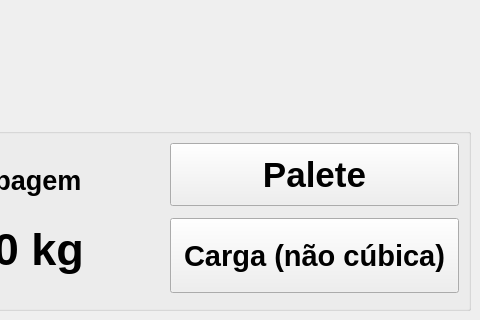
Rodrigojohann/cubagem-2cameras, file src/pclviewer.ui: the form before one commit; both pictures show x 440 to 920 and y 367 to 687 of the 920 by 687 pixel window.
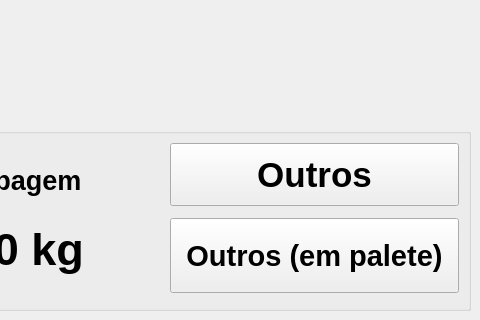
The form after the commit. Custom widgets are drawn as their Qt base class.

Commit message: new buttons names

The edit to the form file:
```diff
--- a/src/pclviewer.ui
+++ b/src/pclviewer.ui
@@ -103,7 +103,7 @@
           </font>
          </property>
          <property name="text">
-          <string>Palete</string>
+          <string>Outros</string>
          </property>
         </widget>
        </item>
@@ -139,7 +139,7 @@
           </font>
          </property>
          <property name="text">
-          <string>Carga (não cúbica)</string>
+          <string>Outros (em palete)</string>
          </property>
         </widget>
        </item>
```
